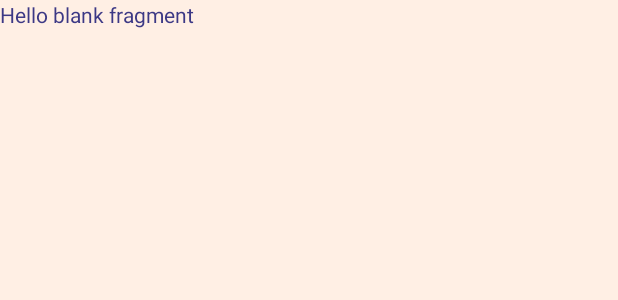
After one commit to ambe-gzy/baseRepository, an Android app: the layout fragment_voice_challenger.xml on its own in the app's theme, with its tools: preview values and no code run, on a phone screen of 412 x 824 dp. The commit adds this screen. Shown: the top 300 px of the screen. Run offline under Robolectric (Android 15) with nearby library versions, the light colour scheme and no system bars.

Commit message:
挑战模块初步保存

```diff
--- a/app/build.gradle
+++ b/app/build.gradle
@@ -128,4 +128,7 @@ dependencies {
     //navigationbar
     implementation 'com.ashokvarma.android:bottom-navigation-bar:2.1.0'
 
+    implementation 'com.android.support:support-v4:29.0.0'
+    implementation 'com.android.support:design:29.0.0'
+
 }
--- a/app/src/main/java/cn/zhenye/voicereverse/fragment/VoiceReverseRecordFragment.java
+++ b/app/src/main/java/cn/zhenye/voicereverse/fragment/VoiceRecordFragment.java
@@ -11,7 +11,7 @@ import android.view.ViewGroup;
 import cn.zhenye.main.R;
 
 
-public class VoiceReverseRecordFragment extends Fragment {
+public class VoiceRecordFragment extends Fragment {
     @Override
     public View onCreateView(LayoutInflater inflater, ViewGroup container,
                              Bundle savedInstanceState) {
--- /dev/null
+++ b/app/src/main/res/layout/fragment_voice_challenger.xml
@@ -0,0 +1,13 @@
+<FrameLayout xmlns:android="http://schemas.android.com/apk/res/android"
+    xmlns:tools="http://schemas.android.com/tools"
+    android:layout_width="match_parent"
+    android:layout_height="match_parent"
+    tools:context="cn.zhenye.voicereverse.fragment.VoiceChallengerFragment">
+
+    <!-- TODO: Update blank fragment layout -->
+    <TextView
+        android:layout_width="match_parent"
+        android:layout_height="match_parent"
+        android:text="@string/hello_blank_fragment" />
+
+</FrameLayout>
--- a/app/src/main/res/values/strings.xml
+++ b/app/src/main/res/values/strings.xml
@@ -43,4 +43,7 @@
     <string name="xad_text_idle_ad_ad">广告</string>
     <string name="xad_xad_text_ad">广告</string>
 
+    <!-- TODO: Remove or change this placeholder text -->
+    <string name="hello_blank_fragment">Hello blank fragment</string>
+
 </resources>
--- a/app/src/main/res/values/values.xml
+++ b/app/src/main/res/values/values.xml
@@ -8,5 +8,6 @@
     <dimen name="shifting_height">@dimen/default_height</dimen>
     <dimen name="shifting_no_title_icon_container_width">@dimen/default_height</dimen>
 
+    <dimen name="tool_bar_height">56dp</dimen>
 
 </resources>
--- a/base/src/main/res/layout/activity_fullscreen.xml
+++ b/base/src/main/res/layout/activity_fullscreen.xml
@@ -12,7 +12,7 @@
         <androidx.appcompat.widget.Toolbar
             android:id="@+id/tl_toolbar"
             android:layout_width="match_parent"
-            android:layout_height="56dp"
+            android:layout_height="@dimen/tool_bar_height"
             android:elevation="10dp"
             android:visibility="gone"
             android:background="@color/colorPrimary"/>
--- /dev/null
+++ b/base/src/main/res/values/values.xml
@@ -0,0 +1,5 @@
+<?xml version="1.0" encoding="utf-8"?>
+<resources>
+    <dimen name="tool_bar_height">56dp</dimen>
+
+</resources>
```
Also changed, not shown: app/src/main/java/cn/zhenye/voicereverse/VoiceReverseActivity.java (+4 -11 lines), app/src/main/java/cn/zhenye/voicereverse/fragment/VoiceAuthorFragment.java (added, +27 -0 lines), app/src/main/java/cn/zhenye/voicereverse/fragment/VoiceChallengeFragment.java (renamed from app/src/main/java/cn/zhenye/voicereverse/fragment/VoiceReverseChallengeFragment.java, +2 -20 lines), app/src/main/java/cn/zhenye/voicereverse/fragment/VoiceChallengerFragment.java (added, +23 -0 lines), app/src/main/res/layout/fragment_voice_auth.xml (renamed from common/src/main/res/drawable/ripple_add_voice_file.xml, +10 -9 lines), app/src/main/res/layout/fragment_voice_reverse_challenge.xml (+13 -3 lines).
